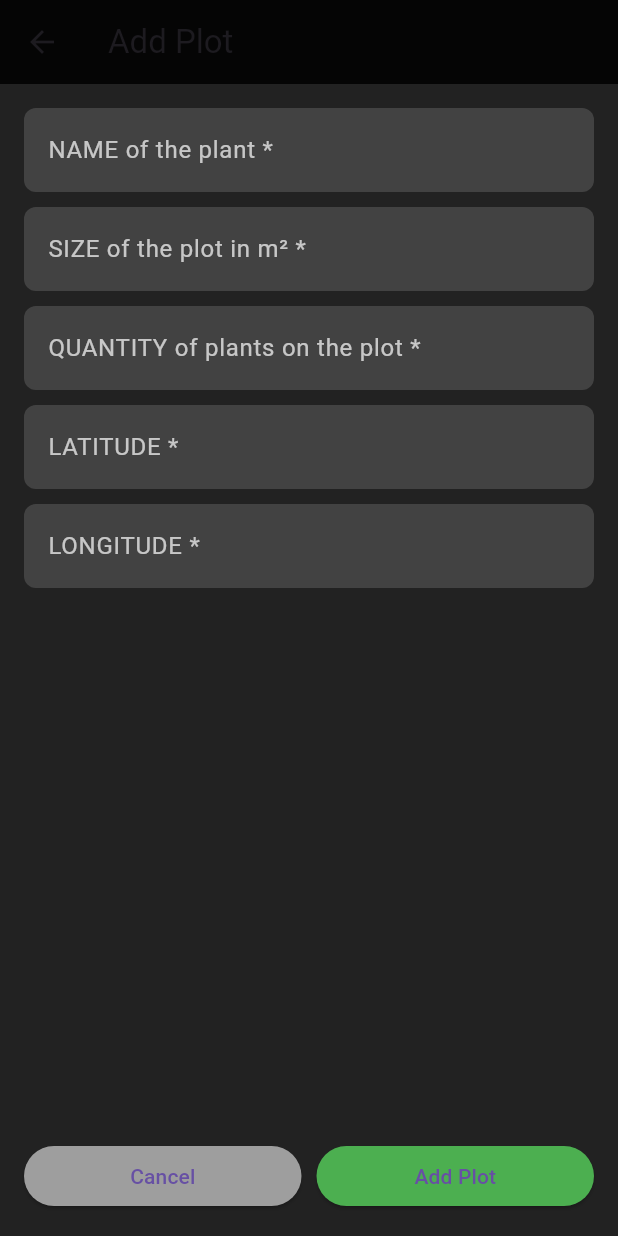
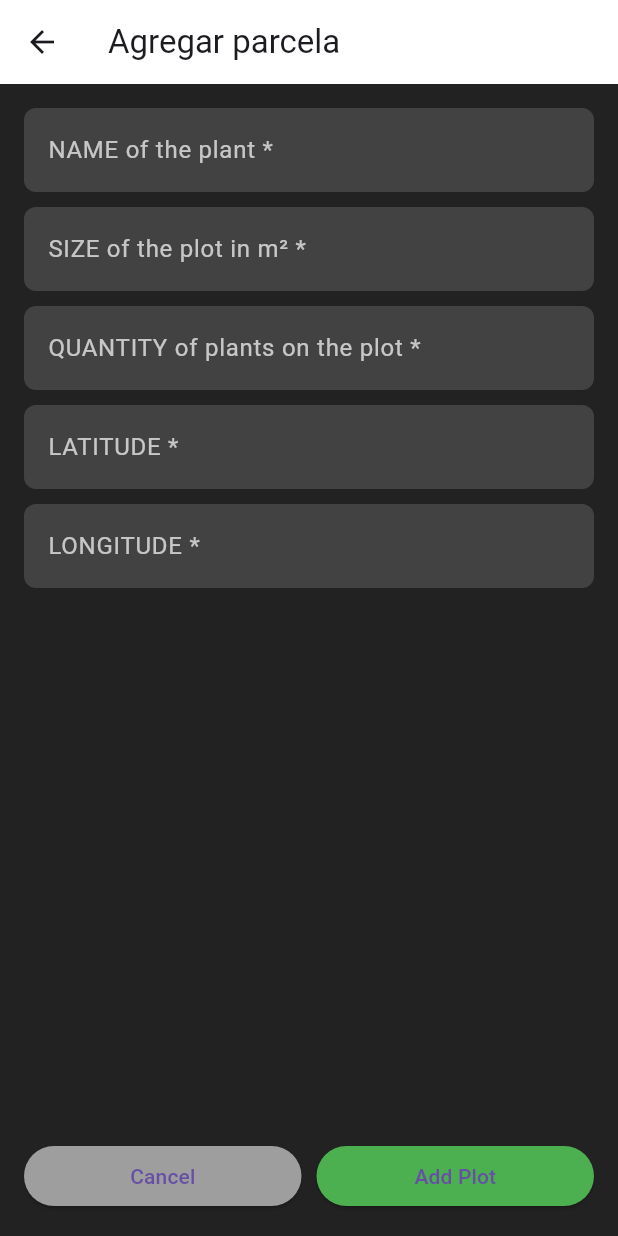
Before and after one commit to Angie-RC/agri_dev, a Flutter app: the AddPlotPage screen opened directly, on a phone screen of 412 x 824 dp. Run offline on Flutter 3.47's test engine with Material 3 defaults, Android fonts, the phone set to English and light mode, and no system bars; network calls fail.

Commit message:
dev
feat: dev

```diff
--- a/lib/main.dart
+++ b/lib/main.dart
@@ -22,7 +22,7 @@ class MainApp extends StatelessWidget {
       initialRoute: '/',
       routes: {
         // Ruta para el Login
-        '/': (context) => MainMenu(),
+        '/': (context) => PlotsPage(),
         // Ruta para el Registro
         '/register': (context) => RegisterPage(),
         '/plants': (context) => const PlantsPage(),
--- a/lib/widgets/add_plot.dart
+++ b/lib/widgets/add_plot.dart
@@ -48,8 +48,8 @@ class _AddPlotPageState extends State<AddPlotPage> {
     return Scaffold(
       backgroundColor: Colors.black87,
       appBar: AppBar(
-        title: const Text('Add Plot'),
-        backgroundColor: Colors.black87,
+        title: const Text('Agregar parcela'),
+        backgroundColor: Colors.white,
       ),
       body: Padding(
         padding: const EdgeInsets.all(16.0),
```
